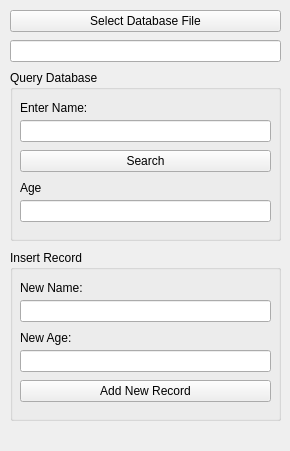
Qt form mainwindow.ui (erickveil/Qt-SQL-GUI-client) before a commit.
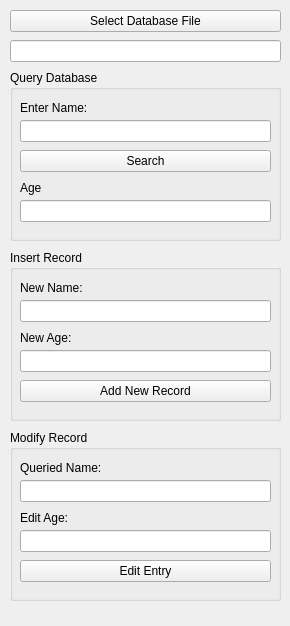
The same form after that commit.

Diff of the .ui file:
```diff
--- a/mainwindow.ui
+++ b/mainwindow.ui
@@ -7,7 +7,7 @@
     <x>0</x>
     <y>0</y>
     <width>290</width>
-    <height>451</height>
+    <height>626</height>
    </rect>
   </property>
   <property name="windowTitle">
@@ -193,6 +193,81 @@
      </property>
     </widget>
    </widget>
+   <widget class="QGroupBox" name="groupBox_3">
+    <property name="geometry">
+     <rect>
+      <x>10</x>
+      <y>430</y>
+      <width>271</width>
+      <height>171</height>
+     </rect>
+    </property>
+    <property name="title">
+     <string>Modify Record</string>
+    </property>
+    <widget class="QLabel" name="label_5">
+     <property name="geometry">
+      <rect>
+       <x>10</x>
+       <y>30</y>
+       <width>251</width>
+       <height>16</height>
+      </rect>
+     </property>
+     <property name="text">
+      <string>Queried Name:</string>
+     </property>
+    </widget>
+    <widget class="QLineEdit" name="tb_mod_name">
+     <property name="geometry">
+      <rect>
+       <x>10</x>
+       <y>50</y>
+       <width>251</width>
+       <height>22</height>
+      </rect>
+     </property>
+     <property name="readOnly">
+      <bool>true</bool>
+     </property>
+    </widget>
+    <widget class="QLabel" name="label_6">
+     <property name="geometry">
+      <rect>
+       <x>10</x>
+       <y>80</y>
+       <width>251</width>
+       <height>16</height>
+      </rect>
+     </property>
+     <property name="text">
+      <string>Edit Age:</string>
+     </property>
+    </widget>
+    <widget class="QLineEdit" name="tb_mod_age">
+     <property name="geometry">
+      <rect>
+       <x>10</x>
+       <y>100</y>
+       <width>251</width>
+       <height>22</height>
+      </rect>
+     </property>
+    </widget>
+    <widget class="QPushButton" name="bu_mod_record">
+     <property name="geometry">
+      <rect>
+       <x>10</x>
+       <y>130</y>
+       <width>251</width>
+       <height>22</height>
+      </rect>
+     </property>
+     <property name="text">
+      <string>Edit Entry</string>
+     </property>
+    </widget>
+   </widget>
   </widget>
  </widget>
  <layoutdefault spacing="6" margin="11"/>
```
